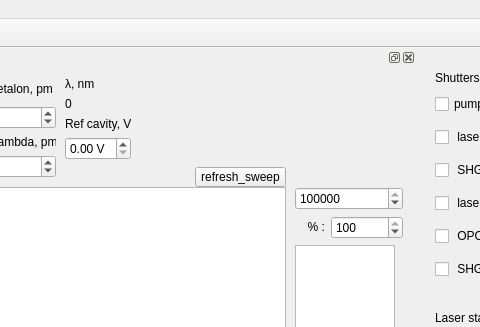
First picture: the form in gui/cwave/cwavescanner.ui, repository Ulm-IQO/qudi, before the edit; both pictures show x 245 to 725 and y 0 to 327 of the 878 by 780 pixel window.
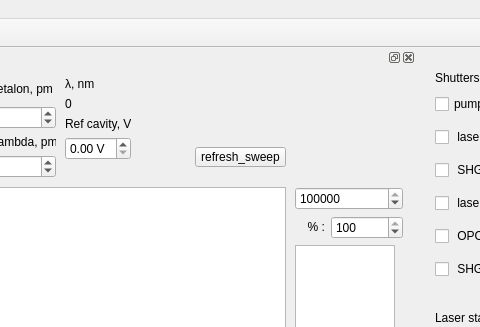
Second picture: the form after the edit. Icons and pictures are not drawn. Custom widgets are drawn as their Qt base class.

```diff
--- a/gui/cwave/cwavescanner.ui
+++ b/gui/cwave/cwavescanner.ui
@@ -462,7 +462,7 @@
       <property name="geometry">
        <rect>
         <x>430</x>
-        <y>100</y>
+        <y>80</y>
         <width>91</width>
         <height>20</height>
        </rect>
```
Left out of the diff: 2 changed lines with no effect on the pictures. Lines whose indentation alone changed are shown as unchanged.
